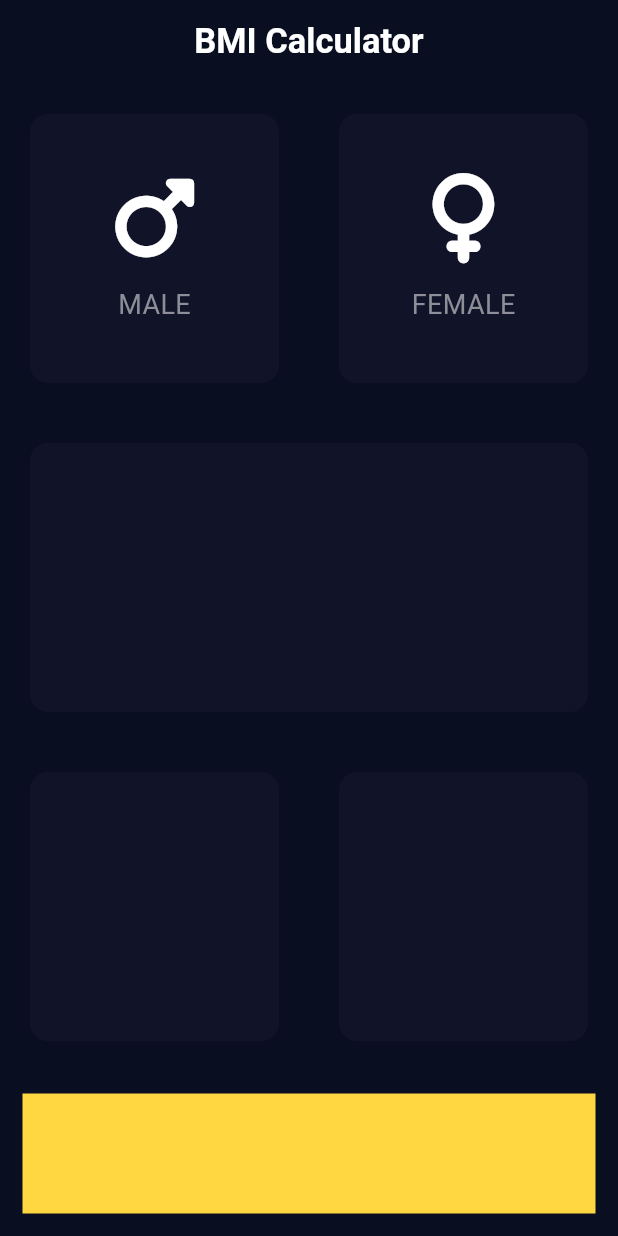
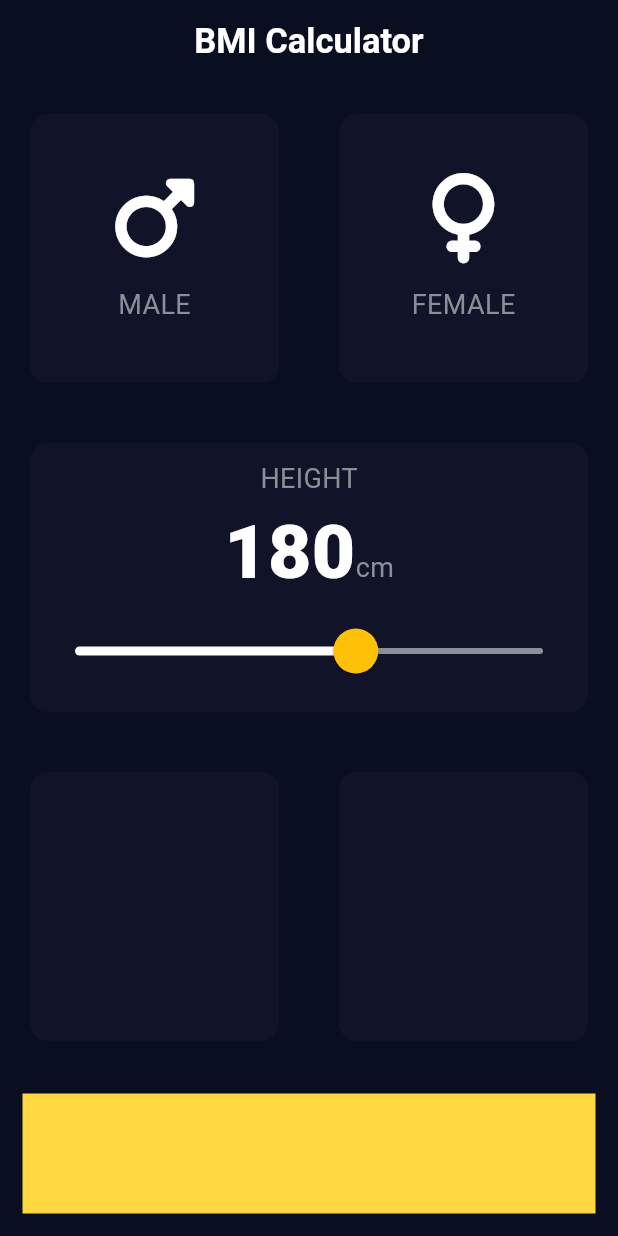
Before and after one commit to saver999/bmicalculator, a Flutter app: the screen it shows after launch, on a phone screen of 412 x 824 dp. Run offline on Flutter 3.47's test engine with Material 3 defaults, Android fonts, the phone set to English and light mode, and no system bars; our stand-ins replace font_awesome_flutter.

Commit message:
Add Slider Widget

```diff
--- a/lib/myhomepage.dart
+++ b/lib/myhomepage.dart
@@ -1,19 +1,14 @@
+import 'dart:ui';
+
 import 'package:flutter/cupertino.dart';
 import 'package:flutter/material.dart';
 import 'package:flutter/widgets.dart';
 import 'package:font_awesome_flutter/font_awesome_flutter.dart';
 import 'mycard.dart';
 import 'cardchild.dart';
+import 'constants.dart';
 
-const inactiveColour = Color(0xFF111328);
-const activeColour = Color(0xFF1D1E33);
-
-Color maleColour = inactiveColour;
-Color femaleColour = inactiveColour;
-enum Gender {
-  male,
-  female
-}
+enum Gender { male, female }
 
 class MyHomePage extends StatefulWidget {
   const MyHomePage({super.key, required this.title});
@@ -24,14 +19,10 @@ class MyHomePage extends StatefulWidget {
   State<MyHomePage> createState() => _MyHomePageState();
 }
 
-
-
-
 class _MyHomePageState extends State<MyHomePage> {
-
   bool isActiveMale = false;
   bool isActiveFemale = false;
-
+  int height = 180;
   @override
   Widget build(BuildContext context) {
     return Scaffold(
@@ -39,19 +30,18 @@ class _MyHomePageState extends State<MyHomePage> {
         title: Text(
           widget.title,
           style: TextStyle(
-              fontSize: 23, fontWeight: FontWeight.bold, color: Colors.white
-          ),
+              fontSize: 23, fontWeight: FontWeight.bold, color: Colors.white),
         ),
         centerTitle: true,
       ),
       body: Column(
+        crossAxisAlignment: CrossAxisAlignment.stretch,
         children: [
           Expanded(
             child: Row(
               children: [
-
                 Expanded(
-                   child:  GestureDetector(
+                  child: GestureDetector(
                     onTap: () {
                       setState(() {
                         isActiveFemale = false;
@@ -59,8 +49,13 @@ class _MyHomePageState extends State<MyHomePage> {
                       });
                     },
                     child: Mycard(
-                      colours: isActiveMale ? activeColour : inactiveColour,
-                      cardChild: cardChild(icon: FontAwesomeIcons.mars,text: 'MALE',),
+                      colours: isActiveMale
+                          ? kActiveCardColour
+                          : kInactiveCardColour,
+                      cardChild: cardChild(
+                        icon: FontAwesomeIcons.mars,
+                        text: 'MALE',
+                      ),
                     ),
                   ),
                 ),
@@ -73,8 +68,13 @@ class _MyHomePageState extends State<MyHomePage> {
                       });
                     },
                     child: Mycard(
-                      colours: isActiveFemale ? activeColour : inactiveColour,
-                      cardChild: cardChild(icon: FontAwesomeIcons.venus,text: 'FEMALE',),
+                      colours: isActiveFemale
+                          ? kActiveCardColour
+                          : kInactiveCardColour,
+                      cardChild: cardChild(
+                        icon: FontAwesomeIcons.venus,
+                        text: 'FEMALE',
+                      ),
                     ),
                   ),
                 ),
@@ -84,7 +84,49 @@ class _MyHomePageState extends State<MyHomePage> {
           Expanded(
             child: Mycard(
               colours: Color(0xFF111328),
-
+              cardChild: Column(
+                mainAxisAlignment: MainAxisAlignment.center,
+                children: [
+                  Text(
+                    "HEIGHT",
+                    style: kLabelTextStyle,
+                  ),
+                  Row(
+                    mainAxisAlignment: MainAxisAlignment.center,
+                    crossAxisAlignment: CrossAxisAlignment.baseline,
+                    textBaseline: TextBaseline.alphabetic,
+                    children: [
+                      Text(
+                        '$height',
+                        style: knumberTextStyle,
+                      ),
+                      Text(
+                        'cm',
+                        style: kLabelTextStyle,
+                      ),
+                    ],
+                  ),
+                  SliderTheme(
+                    data: SliderTheme.of(context).copyWith(
+                      activeTrackColor: Colors.white,
+                      thumbColor: Colors.amber,
+                      thumbShape: RoundSliderThumbShape(enabledThumbRadius: 15),
+                      overlayShape: RoundSliderOverlayShape(overlayRadius: 30),
+                    ),
+                    child: Slider(
+                      value: height.toDouble(),
+                      min: 120.0,
+                      max: 220.0,
+                      inactiveColor: Color(0xFF8D8E98),
+                      onChanged: (double newValue) {
+                        setState(() {
+                          height = newValue.round();
+                        });
+                      },
+                    ),
+                  )
+                ],
+              ),
             ),
           ),
           Expanded(
```
Lines whose indentation alone changed are shown as unchanged.
